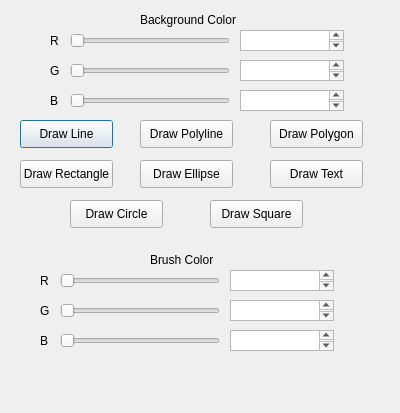
Before: the Qt Designer form 2DGraphicsModeler/palette.ui in Alex-the-666/2DGraphicsModular, drawn with Qt 5.
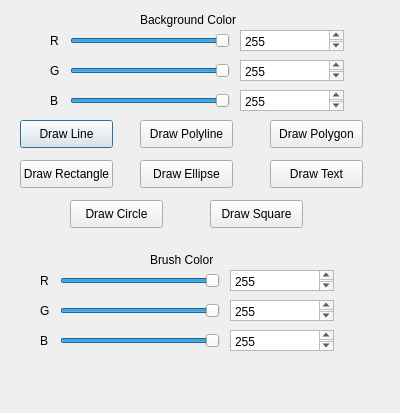
After: the same form once the commit is applied.

Commit message: palette default values

Diff of the .ui file:
```diff
--- a/2DGraphicsModeler/palette.ui
+++ b/2DGraphicsModeler/palette.ui
@@ -25,6 +25,9 @@
    <property name="maximum">
     <number>255</number>
    </property>
+   <property name="sliderPosition">
+    <number>255</number>
+   </property>
    <property name="orientation">
     <enum>Qt::Horizontal</enum>
    </property>
@@ -41,6 +44,9 @@
    <property name="maximum">
     <number>255</number>
    </property>
+   <property name="value">
+    <number>255</number>
+   </property>
    <property name="orientation">
     <enum>Qt::Horizontal</enum>
    </property>
@@ -57,6 +63,9 @@
    <property name="maximum">
     <number>255</number>
    </property>
+   <property name="value">
+    <number>255</number>
+   </property>
    <property name="orientation">
     <enum>Qt::Horizontal</enum>
    </property>
@@ -109,6 +118,9 @@
      <height>21</height>
     </rect>
    </property>
+   <property name="plainText">
+    <string>255</string>
+   </property>
   </widget>
   <widget class="QPlainTextEdit" name="plainTextEdit_2">
    <property name="geometry">
@@ -119,6 +131,9 @@
      <height>21</height>
     </rect>
    </property>
+   <property name="plainText">
+    <string>255</string>
+   </property>
   </widget>
   <widget class="QPlainTextEdit" name="plainTextEdit_3">
    <property name="geometry">
@@ -129,6 +144,9 @@
      <height>21</height>
     </rect>
    </property>
+   <property name="plainText">
+    <string>255</string>
+   </property>
   </widget>
   <widget class="QLabel" name="label">
    <property name="geometry">
@@ -230,6 +248,9 @@
      <height>21</height>
     </rect>
    </property>
+   <property name="plainText">
+    <string>255</string>
+   </property>
   </widget>
   <widget class="QLabel" name="label_5">
    <property name="geometry">
@@ -292,6 +313,10 @@
      <height>21</height>
     </rect>
    </property>
+   <property name="plainText">
+    <string>255
+</string>
+   </property>
   </widget>
   <widget class="QSlider" name="horizontalSlider_4">
    <property name="geometry">
@@ -305,6 +330,9 @@
    <property name="maximum">
     <number>255</number>
    </property>
+   <property name="value">
+    <number>255</number>
+   </property>
    <property name="orientation">
     <enum>Qt::Horizontal</enum>
    </property>
@@ -318,6 +346,9 @@
      <height>21</height>
     </rect>
    </property>
+   <property name="plainText">
+    <string>255</string>
+   </property>
   </widget>
   <widget class="QSlider" name="horizontalSlider_5">
    <property name="geometry">
@@ -331,6 +362,9 @@
    <property name="maximum">
     <number>255</number>
    </property>
+   <property name="value">
+    <number>255</number>
+   </property>
    <property name="orientation">
     <enum>Qt::Horizontal</enum>
    </property>
@@ -347,6 +381,9 @@
    <property name="maximum">
     <number>255</number>
    </property>
+   <property name="value">
+    <number>255</number>
+   </property>
    <property name="orientation">
     <enum>Qt::Horizontal</enum>
    </property>
```
The commit also changes 1 other file.
